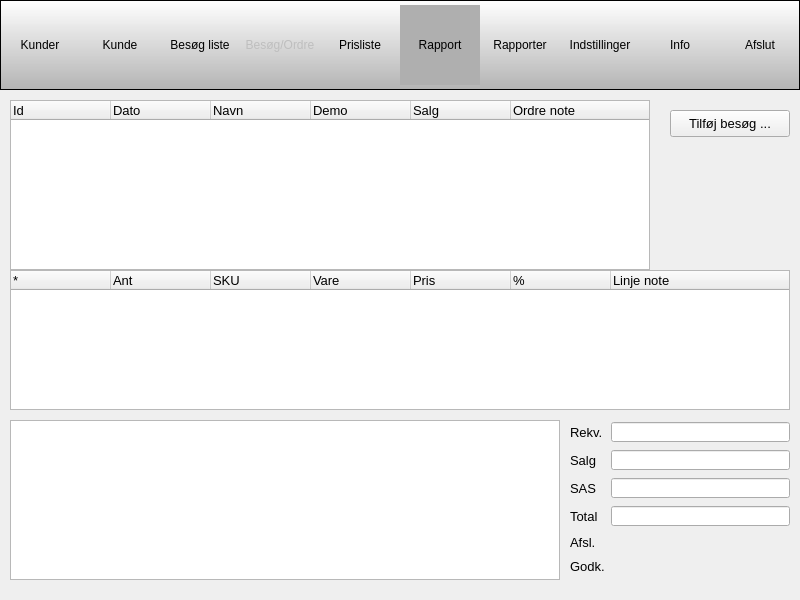
First picture: the form in buildtools/ui/main_window.ui, repository fhdk/eordre-app.pyqt, before the edit.
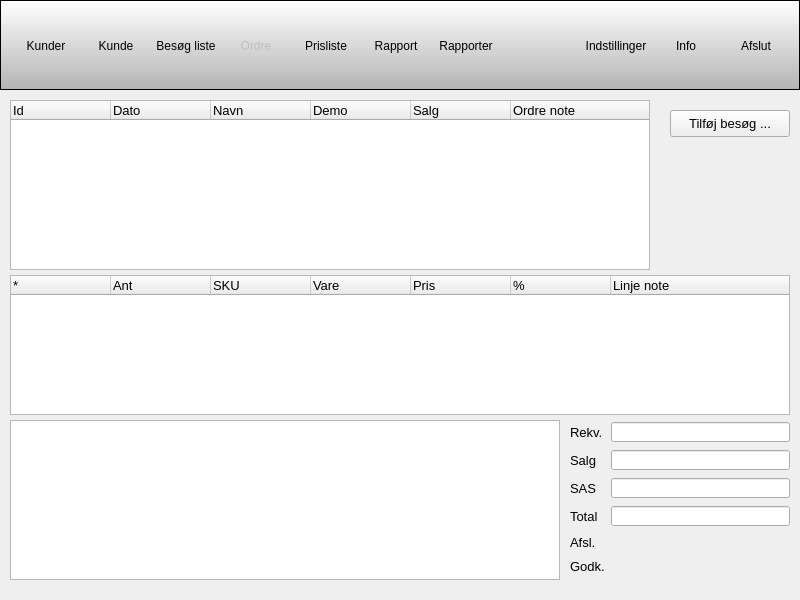
Second picture: the form after the edit. The open tabs and pages were chosen to show the change. Icons and pictures are not drawn.

```diff
--- a/buildtools/ui/main_window.ui
+++ b/buildtools/ui/main_window.ui
@@ -638,7 +638,7 @@
       <property name="geometry">
        <rect>
         <x>10</x>
-        <y>180</y>
+        <y>185</y>
         <width>780</width>
         <height>140</height>
        </rect>
@@ -2767,10 +2767,10 @@
     <widget class="QToolButton" name="toolButtonReport">
      <property name="geometry">
       <rect>
-       <x>400</x>
-       <y>5</y>
-       <width>80</width>
-       <height>80</height>
+       <x>360</x>
+       <y>10</y>
+       <width>72</width>
+       <height>72</height>
       </rect>
      </property>
      <property name="toolTip">
@@ -2793,7 +2793,7 @@
       <bool>true</bool>
      </property>
      <property name="checked">
-      <bool>true</bool>
+      <bool>false</bool>
      </property>
      <property name="autoExclusive">
       <bool>true</bool>
@@ -2805,10 +2805,10 @@
     <widget class="QToolButton" name="toolButtonCustomers">
      <property name="geometry">
       <rect>
-       <x>0</x>
-       <y>5</y>
-       <width>80</width>
-       <height>80</height>
+       <x>10</x>
+       <y>10</y>
+       <width>72</width>
+       <height>72</height>
       </rect>
      </property>
      <property name="toolTip">
@@ -2841,9 +2841,9 @@
      <property name="geometry">
       <rect>
        <x>80</x>
-       <y>5</y>
-       <width>80</width>
-       <height>80</height>
+       <y>10</y>
+       <width>72</width>
+       <height>72</height>
       </rect>
      </property>
      <property name="toolTip">
@@ -2875,10 +2875,10 @@
     <widget class="QToolButton" name="toolButtonCustomerVisits">
      <property name="geometry">
       <rect>
-       <x>160</x>
-       <y>5</y>
-       <width>80</width>
-       <height>80</height>
+       <x>150</x>
+       <y>10</y>
+       <width>72</width>
+       <height>72</height>
       </rect>
      </property>
      <property name="toolTip">
@@ -2910,10 +2910,10 @@
     <widget class="QToolButton" name="toolButtonPricelist">
      <property name="geometry">
       <rect>
-       <x>320</x>
-       <y>5</y>
-       <width>80</width>
-       <height>80</height>
+       <x>290</x>
+       <y>10</y>
+       <width>72</width>
+       <height>72</height>
       </rect>
      </property>
      <property name="toolTip">
@@ -2945,10 +2945,10 @@
     <widget class="QToolButton" name="toolButtonReports">
      <property name="geometry">
       <rect>
-       <x>480</x>
-       <y>5</y>
-       <width>80</width>
-       <height>80</height>
+       <x>430</x>
+       <y>10</y>
+       <width>72</width>
+       <height>72</height>
       </rect>
      </property>
      <property name="toolTip">
@@ -2980,10 +2980,10 @@
     <widget class="QToolButton" name="toolButtonInfo">
      <property name="geometry">
       <rect>
-       <x>640</x>
-       <y>5</y>
-       <width>80</width>
-       <height>80</height>
+       <x>650</x>
+       <y>10</y>
+       <width>72</width>
+       <height>72</height>
       </rect>
      </property>
      <property name="toolTip">
@@ -3015,10 +3015,10 @@
     <widget class="QToolButton" name="toolButtonSettings">
      <property name="geometry">
       <rect>
-       <x>560</x>
-       <y>5</y>
-       <width>80</width>
-       <height>80</height>
+       <x>580</x>
+       <y>10</y>
+       <width>72</width>
+       <height>72</height>
       </rect>
      </property>
      <property name="toolTip">
@@ -3051,9 +3051,9 @@
      <property name="geometry">
       <rect>
        <x>720</x>
-       <y>5</y>
-       <width>80</width>
-       <height>80</height>
+       <y>10</y>
+       <width>72</width>
+       <height>72</height>
       </rect>
      </property>
      <property name="toolTip">
@@ -3088,17 +3088,17 @@
      </property>
      <property name="geometry">
       <rect>
-       <x>240</x>
-       <y>5</y>
-       <width>80</width>
-       <height>80</height>
+       <x>220</x>
+       <y>10</y>
+       <width>72</width>
+       <height>72</height>
       </rect>
      </property>
      <property name="toolTip">
       <string>Åben ordre/besøg</string>
      </property>
      <property name="text">
-      <string>Besøg/Ordre</string>
+      <string>Ordre</string>
      </property>
      <property name="icon">
       <iconset resource="../icons/system.qrc">
```
Left out of the diff: 36 changed lines with no effect on the pictures.
